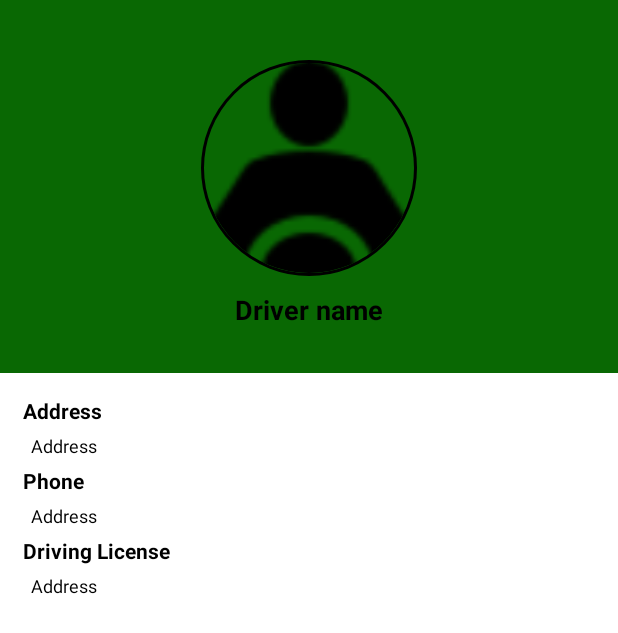
After one commit to AbhiDerek/XitDriver, an Android app: the layout activity_profile_new.xml on its own in the app's theme, with its tools: preview values and no code run, on a phone screen of 412 x 824 dp. The commit adds this screen. Shown: the top 633 px of the screen. Run offline under Robolectric (Android 15) with nearby library versions, the phone set to English and light mode, and no system bars; network calls fail.

Commit message:
new profile page

```diff
--- a/app/build.gradle
+++ b/app/build.gradle
@@ -74,6 +74,8 @@ dependencies {
     androidTestImplementation 'androidx.test:runner:1.2.0'
     androidTestImplementation 'androidx.test.espresso:espresso-core:3.2.0'
 
+    implementation 'de.hdodenhof:circleimageview:3.0.1'
+
     implementation 'com.android.volley:volley:1.1.1'
     implementation 'com.google.code.gson:gson:2.8.5'
 
--- a/app/src/main/java/com/app/xit/home/ProfileFragment.kt
+++ b/app/src/main/java/com/app/xit/home/ProfileFragment.kt
@@ -45,30 +45,30 @@ class ProfileFragment : Fragment(){
         val TAG = "ProfileFragment"
     }
 
-    lateinit var etFullName : EditText
-    lateinit var etFullAddress: EditText
-    lateinit var etPhone: EditText
-    lateinit var etEmail: EditText
-    lateinit var etDrivingLicense: EditText
-    lateinit var etvehicleMark: EditText
-    lateinit var etVehileModel: EditText
-    lateinit var etInsuranceNos: EditText
+    private lateinit var etFullName : EditText
+    private lateinit var etFullAddress: EditText
+    private lateinit var etPhone: EditText
+    private lateinit var etEmail: EditText
+    private lateinit var etDrivingLicense: EditText
+    private lateinit var etvehicleMark: EditText
+    private lateinit var etVehileModel: EditText
+    private lateinit var etInsuranceNos: EditText
 
-    lateinit var tv_driver_profile: TextView
-    lateinit var tv_vehicle_information: TextView
+    private lateinit var tv_driver_profile: TextView
+    private lateinit var tv_vehicle_information: TextView
 
-    lateinit var imgDriver: ImageView
+    private lateinit var imgDriver: ImageView
 //    lateinit var imgSocialSecurityCard: ImageView
-    lateinit var imgDrivingLicense: ImageView
-    lateinit var imgVehicleRegister: ImageView
-    lateinit var imgVehicleLicensePlate: ImageView
-    lateinit var imgVehicleInsuranceCard: ImageView
-    lateinit var linearVehicle: LinearLayout
-    lateinit var linearPersonal: LinearLayout
+    private lateinit var imgDrivingLicense: ImageView
+    private lateinit var imgVehicleRegister: ImageView
+    private lateinit var imgVehicleLicensePlate: ImageView
+    private lateinit var imgVehicleInsuranceCard: ImageView
+    private lateinit var linearVehicle: LinearLayout
+    private lateinit var linearPersonal: LinearLayout
 
-    lateinit var progressBar: ProgressBar
+    private lateinit var progressBar: ProgressBar
 
-    lateinit var btnNext: Button
+    private lateinit var btnNext: Button
 
     lateinit var fullName: String
     lateinit var fullAddress: String
--- /dev/null
+++ b/app/src/main/res/layout/activity_profile_new.xml
@@ -0,0 +1,121 @@
+<?xml version="1.0" encoding="utf-8"?>
+<ScrollView xmlns:android="http://schemas.android.com/apk/res/android"
+    android:orientation="vertical"
+    android:layout_width="match_parent"
+    android:layout_height="match_parent"
+    android:background="@color/white">
+
+    <LinearLayout
+        android:layout_width="match_parent"
+        android:layout_height="match_parent"
+        android:orientation="vertical">
+
+        <LinearLayout
+            android:layout_width="match_parent"
+            android:layout_height="wrap_content"
+            android:orientation="vertical"
+            android:background="@color/bg_address"
+            android:padding="@dimen/padding_30dp"
+            android:gravity="center"
+            android:layout_gravity="center">
+
+            <de.hdodenhof.circleimageview.CircleImageView
+                xmlns:app="http://schemas.android.com/apk/res-auto"
+                android:id="@+id/profile_image"
+                android:layout_width="144dp"
+                android:layout_height="144dp"
+                android:src="@drawable/driver"
+                android:layout_margin="@dimen/padding_10dp"
+                app:civ_border_width="2dp"
+                app:civ_border_color="#FF000000"/>
+
+
+            <TextView
+                android:id="@+id/tv_driver_name"
+                android:layout_width="wrap_content"
+                android:layout_height="wrap_content"
+                android:layout_gravity="center"
+                android:text="Driver name"
+                android:textColor="@color/black"
+                android:textStyle="bold"
+                android:textSize="@dimen/text_size_18"/>
+
+        </LinearLayout>
+
+
+        <LinearLayout
+            android:layout_width="match_parent"
+            android:layout_height="match_parent"
+            android:padding="@dimen/padding_15dp"
+            android:orientation="vertical">
+
+            <TextView
+                android:layout_width="match_parent"
+                android:layout_height="wrap_content"
+                android:text="Address"
+                android:textSize="@dimen/text_size_14"
+                android:textStyle="bold"
+                android:textColor="@color/black"/>
+
+            <TextView
+                android:id="@+id/tv_driver_address"
+                android:layout_width="match_parent"
+                android:layout_height="wrap_content"
+                android:padding="@dimen/padding_5dp"
+                android:text="Address"
+                android:textSize="@dimen/text_size_12"
+                android:textStyle="normal"
+                android:textColor="@color/black"/>
+
+
+
+            <TextView
+                android:layout_width="match_parent"
+                android:layout_height="wrap_content"
+                android:text="Phone"
+                android:textSize="@dimen/text_size_14"
+                android:textStyle="bold"
+                android:textColor="@color/black"/>
+
+            <TextView
+                android:id="@+id/tv_driver_phone"
+                android:layout_width="match_parent"
+                android:layout_height="wrap_content"
+                android:padding="@dimen/padding_5dp"
+                android:text="Address"
+                android:textSize="@dimen/text_size_12"
+                android:textStyle="normal"
+                android:textColor="@color/black"/>
+
+
+            <TextView
+                android:layout_width="match_parent"
+                android:layout_height="wrap_content"
+                android:text="Driving License"
+                android:textSize="@dimen/text_size_14"
+                android:textStyle="bold"
+                android:textColor="@color/black"/>
+
+            <TextView
+                android:id="@+id/tv_driver_license"
+                android:layout_width="match_parent"
+                android:layout_height="wrap_content"
+                android:padding="@dimen/padding_5dp"
+                android:text="Address"
+                android:textSize="@dimen/text_size_12"
+                android:textStyle="normal"
+                android:textColor="@color/black"/>
+
+            <ImageView
+                android:id="@+id/img_driving_license"
+                android:layout_width="wrap_content"
+                android:layout_height="wrap_content"
+                android:scaleType="center"
+                android:layout_margin="@dimen/margin_10"
+                android:layout_gravity="center_horizontal"></ImageView>
+
+        </LinearLayout>
+
+    </LinearLayout>
+
+</ScrollView>
--- a/app/src/main/res/values/dimens.xml
+++ b/app/src/main/res/values/dimens.xml
@@ -18,5 +18,6 @@
     <dimen name="nav_header_vertical_spacing">8dp</dimen>
     <dimen name="nav_header_height">176dp</dimen>
     <dimen name="fab_margin">16dp</dimen>
+    <dimen name="padding_30dp">30dp</dimen>
 
 </resources>
```
Also changed, not shown: app/src/main/java/com/app/xit/home/Dashboard.kt (line endings or trailing spaces), app/src/main/java/com/app/xit/home/PageNavigation.kt (line endings or trailing spaces), app/src/main/java/com/app/xit/home/PaymentFragment.kt (line endings or trailing spaces), app/src/main/res/drawable/bank_info_background.xml (line endings or trailing spaces), app/src/main/res/drawable/rectangle_background.xml (line endings or trailing spaces), app/src/main/res/layout/bank_info_row.xml (line endings or trailing spaces), app/src/main/res/layout/forgot_screen.xml (line endings or trailing spaces), app/src/main/res/layout/fragmemt_dashboard.xml (line endings or trailing spaces), app/src/main/res/layout/fragment_payment.xml (line endings or trailing spaces), 1 other file.
